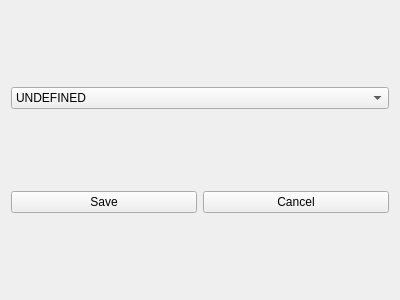
Old version of the form src/qt_client/src/handlers/content_editor_widget.ui in the repository agudpp/alias.
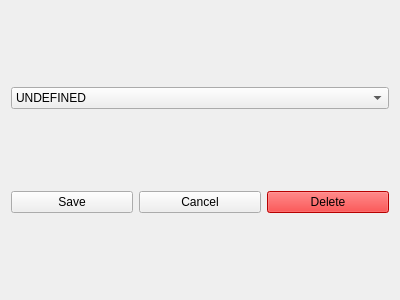
New version of the form.

What changed in the file:
```diff
--- a/src/qt_client/src/handlers/content_editor_widget.ui
+++ b/src/qt_client/src/handlers/content_editor_widget.ui
@@ -13,6 +13,11 @@
   <property name="windowTitle">
    <string>Form</string>
   </property>
+  <property name="styleSheet">
+   <string notr="true">QPushButton#delete_button {
+	background-color: red;
+}</string>
+  </property>
   <layout class="QVBoxLayout" name="verticalLayout">
    <item>
     <layout class="QVBoxLayout" name="content_layout">
@@ -56,6 +61,13 @@
        </property>
       </widget>
      </item>
+     <item>
+      <widget class="QPushButton" name="delete_button">
+       <property name="text">
+        <string>Delete</string>
+       </property>
+      </widget>
+     </item>
     </layout>
    </item>
   </layout>
```
